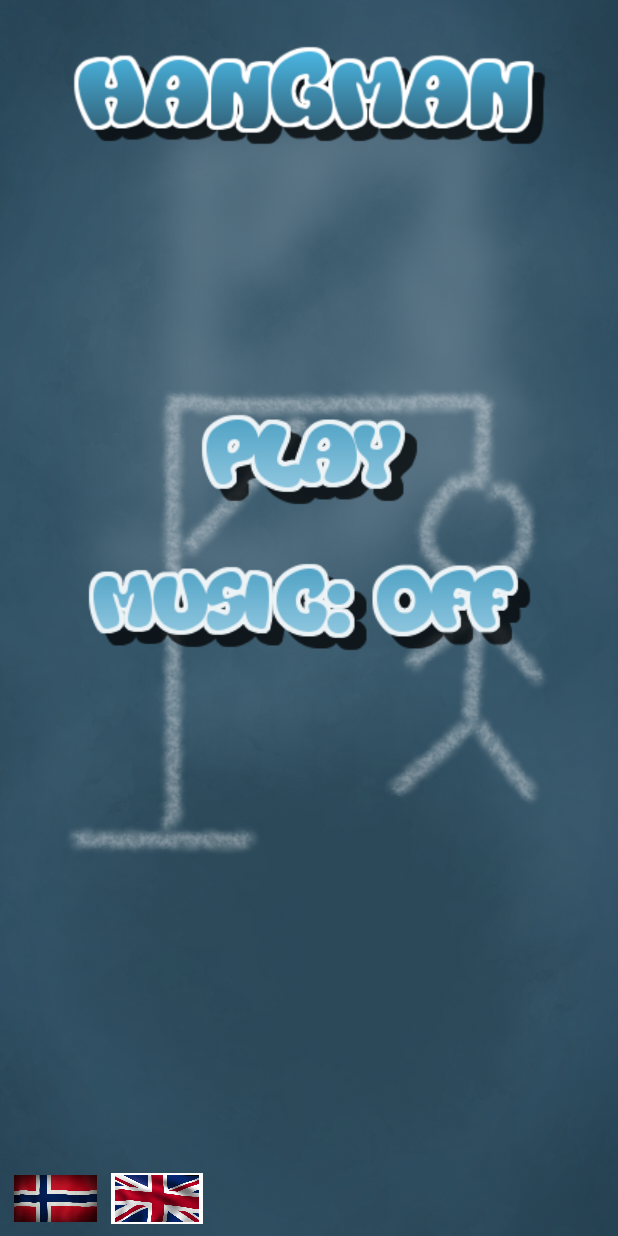
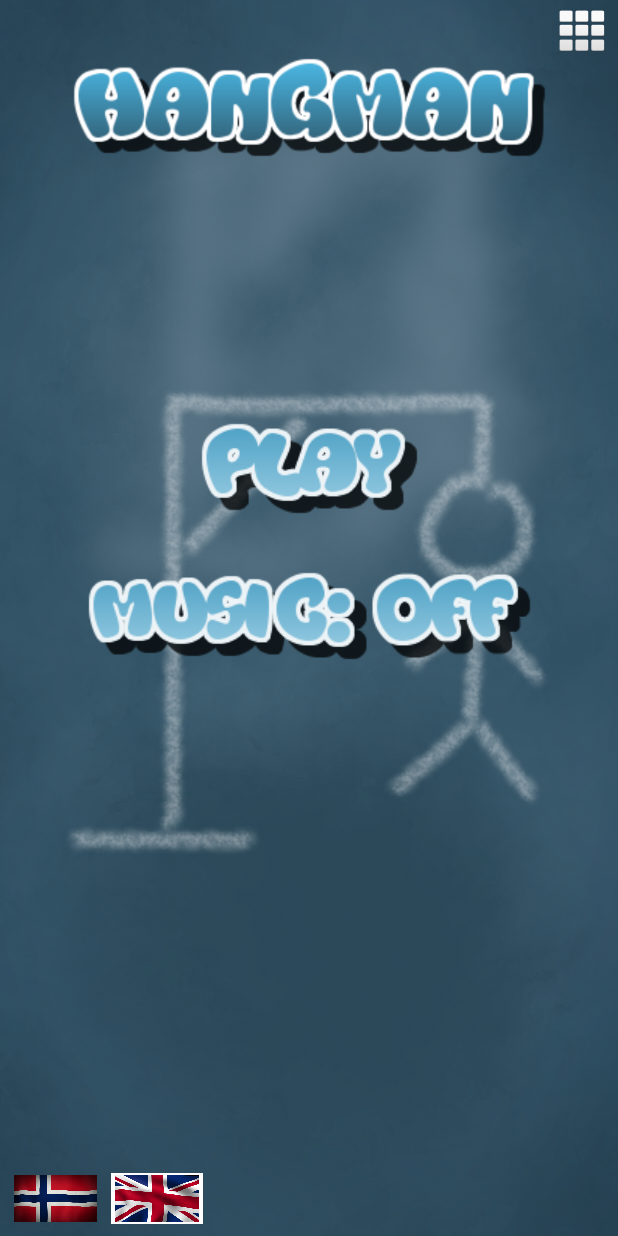
Before and after one commit to KristofferArn/Hangman, an Android app: the screen it shows after launch (MainActivity), on a phone screen of 412 x 824 dp. Run offline under Robolectric (Android 15) with nearby library versions, the phone set to English and light mode, and no system bars; Roboto replaces fonts that are not available here.

Commit message:
Different changes - Added a menu layout - Possibility for words with spacing - ...

```diff
--- a/app/src/main/res/layout/activity_game.xml
+++ b/app/src/main/res/layout/activity_game.xml
@@ -30,8 +30,9 @@
         android:layout_marginEnd="8dp"
         android:layout_marginRight="8dp"
         android:gravity="center"
+        android:textAllCaps="true"
         android:textColor="@android:color/white"
-        android:textSize="24sp"
+        android:textSize="18sp"
         app:fontFamily="@font/cherry_cream_soda"
         app:layout_constraintEnd_toEndOf="parent"
         app:layout_constraintStart_toStartOf="parent"
@@ -49,7 +50,7 @@
         android:name="com.example.krist.hangman.KeyboardFragment"
         android:layout_width="0dp"
         android:layout_height="0dp"
-        android:layout_marginTop="16dp"
+        android:layout_marginTop="8dp"
         android:layout_marginBottom="8dp"
         app:layout_constraintBottom_toBottomOf="parent"
         app:layout_constraintEnd_toEndOf="parent"
--- a/app/src/main/res/layout/activity_main.xml
+++ b/app/src/main/res/layout/activity_main.xml
@@ -13,7 +13,7 @@
         android:layout_height="79dp"
         android:layout_marginStart="8dp"
         android:layout_marginLeft="8dp"
-        android:layout_marginTop="24dp"
+        android:layout_marginTop="32dp"
         android:layout_marginEnd="8dp"
         android:layout_marginRight="8dp"
         android:contentDescription="@string/title"
@@ -102,4 +102,15 @@
         app:layout_constraintTop_toBottomOf="@+id/playBtn"
         app:srcCompat="@drawable/musicoff" />
 
+    <ImageView
+        android:id="@+id/menu_btn"
+        android:layout_width="wrap_content"
+        android:layout_height="wrap_content"
+        android:layout_marginTop="4dp"
+        android:layout_marginEnd="8dp"
+        android:layout_marginRight="8dp"
+        app:layout_constraintEnd_toEndOf="parent"
+        app:layout_constraintTop_toTopOf="parent"
+        app:srcCompat="@android:drawable/ic_dialog_dialer" />
+
 </android.support.constraint.ConstraintLayout>
--- /dev/null
+++ b/app/src/main/res/menu/game_menu.xml
@@ -0,0 +1,12 @@
+<?xml version="1.0" encoding="utf-8"?>
+<menu xmlns:app="http://schemas.android.com/apk/res-auto"
+    xmlns:android="http://schemas.android.com/apk/res/android">
+
+    <item
+        android:id="@+id/menu_help"
+        android:icon="@android:drawable/ic_dialog_info"
+        android:title="HELP" />
+    <item
+        android:id="@+id/menu_quit"
+        android:title="QUIT" />
+</menu>
--- a/app/src/main/res/values/styles.xml
+++ b/app/src/main/res/values/styles.xml
@@ -8,4 +8,5 @@
         <item name="colorAccent">@color/colorAccent</item>
     </style>
 
+
 </resources>
```
Also changed, not shown: app/src/main/java/com/example/krist/hangman/GameActivity.java (+6 -2 lines), app/src/main/java/com/example/krist/hangman/MainActivity.java (+18 -0 lines), app/src/main/java/com/example/krist/hangman/Round.java (+16 -12 lines).
